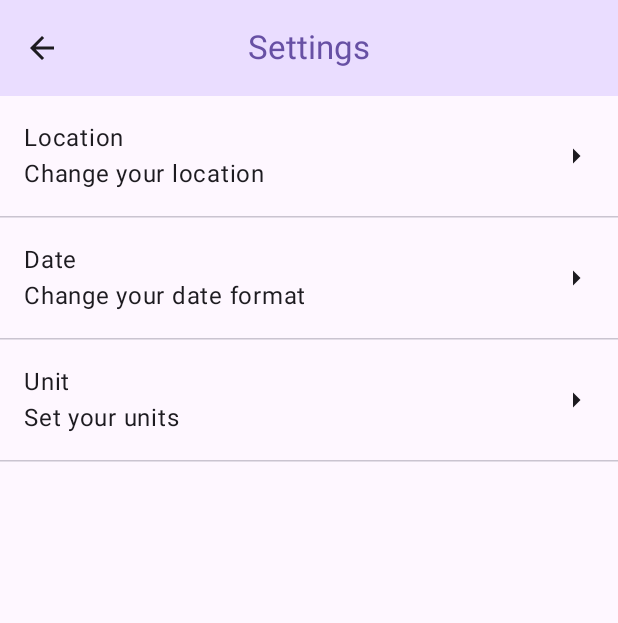
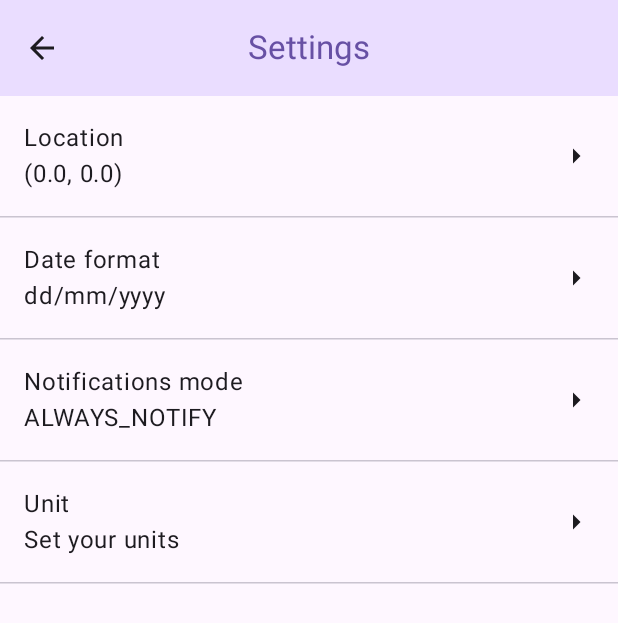
Before and after one commit to HavilMal/PlantCare, an Android app built with Jetpack Compose: the SettingsScreen screen opened through its navigation route, on a phone screen of 412 x 824 dp. Shown: the top 623 px of the screen. Run offline under Robolectric (Android 15) with nearby library versions, the phone set to English and light mode, and no system bars; our stand-ins replace Dagger/Hilt's generated code; libraries missing offline, so code that uses them is left out: androidx.hilt.lifecycle, org.osmdroid.views; 2 statements that could not run were skipped.

Commit message:
added settings viewmodel + selectable location

```diff
--- a/app/build.gradle.kts
+++ b/app/build.gradle.kts
@@ -76,6 +76,7 @@ dependencies {
     implementation(libs.androidx.room.runtime)
     implementation(libs.androidx.room.ktx)
     implementation(libs.androidx.room.compiler)
+    implementation(libs.androidx.preference.ktx)
     ksp(libs.androidx.room.compiler)
 
     implementation(libs.androidx.datastore.preferences)
@@ -96,4 +97,6 @@ dependencies {
     androidTestImplementation(libs.androidx.compose.ui.test.junit4)
     debugImplementation(libs.androidx.compose.ui.tooling)
     debugImplementation(libs.androidx.compose.ui.test.manifest)
+
+    implementation("org.osmdroid:osmdroid-android:6.1.20")
 }
--- a/app/src/main/java/com/plantCare/plantcare/App.kt
+++ b/app/src/main/java/com/plantCare/plantcare/App.kt
@@ -18,6 +18,7 @@ fun App(
 
     LaunchedEffect(Unit) {
         viewModel.seedDatabase()
+//        viewModel.appRepository.setDefaultSettings()
     }
 
     val navController = rememberNavController()
--- a/app/src/main/java/com/plantCare/plantcare/common/Navigation.kt
+++ b/app/src/main/java/com/plantCare/plantcare/common/Navigation.kt
@@ -1,6 +1,5 @@
 package com.plantCare.plantcare.common
 
-import android.util.Log
 import androidx.compose.material.icons.Icons
 import androidx.compose.material.icons.filled.DateRange
 import androidx.compose.material.icons.filled.Home
@@ -160,6 +159,44 @@ fun AppNavHost(
                 backStackEntry ->
                 PlantCameraCaptureScreen()
             }
+            composable(
+                route = Route.PLANT_EDIT.routeWithArgNames("mode").addQuery("plantId", "{plantId}").chainQuerry("noteId", "{noteId}"),
+                arguments = listOf(
+                    navArgument("mode") { type = NavType.EnumType(EditMode::class.java) },
+                    navArgument("plantId") {
+                        type = NavType.LongType
+                        defaultValue = -1L
+                    },
+                )
+            ) { PlantEditScreen() }
+            composable(
+                route = Route.NOTE_LIST.routeWithArgNames("plantId"),
+                arguments = listOf(
+                    navArgument("plantId") {
+                        type = NavType.LongType
+                    }
+                )
+            ) { NoteListScreen() }
+            composable(
+                route = Route.NOTE_EDIT.routeWithArgNames("mode", "plantId").addQuery("noteId", "{noteId}"),
+                arguments = listOf(
+                    navArgument("mode") {
+                        type = NavType.EnumType(EditMode::class.java)
+                    },
+                    navArgument("plantId") {
+                        type = NavType.LongType
+                        defaultValue = -1L
+                    },
+                    navArgument("noteId") {
+                        type = NavType.LongType
+                        defaultValue = -1L
+                    },
+                )
+            ) { NoteEditScreen() }
+            composable(Route.CAMERA.route) {
+                PlantCameraCaptureScreen()
+            }
+        }
 
             composable(
                 route = Route.DEVICE_GALLERY.routeWithArgNames("plantId"),
@@ -175,8 +212,6 @@ fun AppNavHost(
             }
         }
 
-        composable(Route.CALENDAR.route) { CalendarScreen() }
-        composable(Route.SEARCH.route) { SearchScreen() }
-    }
-
+//        composable(Route.CALENDAR.route) { CalendarScreen() }
+//        composable(Route.SEARCH.route) { SearchScreen() }
 }
--- a/app/src/main/java/com/plantCare/plantcare/ui/screens/plantScreen/PlantActionButton.kt
+++ b/app/src/main/java/com/plantCare/plantcare/ui/screens/plantScreen/PlantActionButton.kt
@@ -63,6 +63,7 @@ fun PlantActionButton(plantId: Long?) {
         val label: String,
         val route: String,
     )
+
     val items =
         listOf(
             MenuItem(
@@ -73,6 +74,7 @@ fun PlantActionButton(plantId: Long?) {
             MenuItem(Icons.Filled.People, "Photo", Route.CAMERA.routeWithArgs(plantId)),
             MenuItem(Icons.Filled.Contacts, "Image", Route.DEVICE_GALLERY.routeWithArgs(plantId))
         )
+
     var fabMenuExpanded by rememberSaveable { mutableStateOf(false) }
 
     BackHandler(fabMenuExpanded) { fabMenuExpanded = false }
--- a/app/src/main/java/com/plantCare/plantcare/ui/screens/settingsScreen/SettingsItem.kt
+++ b/app/src/main/java/com/plantCare/plantcare/ui/screens/settingsScreen/SettingsItem.kt
@@ -17,9 +17,9 @@ import androidx.compose.ui.Modifier
 import androidx.compose.ui.unit.dp
 
 @Composable
-fun SettingsItem(name: String, description: String) {
+fun SettingsItem(name: String, description: String, onClick: () -> Unit ) {
     Column(
-        modifier = Modifier.clickable {},
+        modifier = Modifier.clickable {onClick()},
     ) {
         Row(
             modifier = Modifier
--- a/app/src/main/java/com/plantCare/plantcare/ui/screens/settingsScreen/SettingsScreen.kt
+++ b/app/src/main/java/com/plantCare/plantcare/ui/screens/settingsScreen/SettingsScreen.kt
@@ -1,21 +1,135 @@
 package com.plantCare.plantcare.ui.screens.settingsScreen
 
+import android.app.Dialog
+import android.content.Context
+import android.util.Log
+import android.view.Gravity
+import android.view.MotionEvent
+import android.view.ViewGroup
+import android.widget.Button
+import android.widget.FrameLayout
+import android.widget.Toast
 import androidx.compose.foundation.lazy.LazyColumn
 import androidx.compose.runtime.Composable
+import androidx.compose.runtime.collectAsState
+import androidx.compose.runtime.getValue
+import androidx.compose.ui.platform.LocalContext
 import androidx.compose.ui.tooling.preview.Preview
+import androidx.hilt.lifecycle.viewmodel.compose.hiltViewModel
+import com.plantCare.plantcare.viewModel.SettingsViewModel
+import org.osmdroid.views.overlay.Marker
 
-@Preview
+
+fun map(context: Context, onLocationConfirmed: (lat: Double, lon: Double) -> Unit) {
+    val ctx = context.applicationContext
+    org.osmdroid.config.Configuration.getInstance()
+        .load(ctx, androidx.preference.PreferenceManager.getDefaultSharedPreferences(ctx))
+
+    val dialog = Dialog(context)
+
+    val mapView = org.osmdroid.views.MapView(context).apply {
+        setTileSource(org.osmdroid.tileprovider.tilesource.TileSourceFactory.MAPNIK)
+        setBuiltInZoomControls(true)
+        setMultiTouchControls(true)
+        isHorizontalMapRepetitionEnabled = false
+        isVerticalMapRepetitionEnabled = false
+    }
+
+    val mapController = mapView.controller
+    mapController.setZoom(2.0)
+    mapController.setCenter(org.osmdroid.util.GeoPoint(20.0, 0.0))
+
+    var currentMarker: org.osmdroid.views.overlay.Marker? = null
+    var selectedPoint: org.osmdroid.util.GeoPoint? = null
+
+    mapView.setOnTouchListener { _, event ->
+        if (event.action == android.view.MotionEvent.ACTION_UP) {
+            val geoPoint = mapView.projection.fromPixels(event.x.toInt(), event.y.toInt()) as org.osmdroid.util.GeoPoint
+
+            currentMarker?.let { mapView.overlays.remove(it) }
+
+            val marker = org.osmdroid.views.overlay.Marker(mapView).apply {
+                position = geoPoint
+                title = "Selected location"
+                setAnchor(
+                    org.osmdroid.views.overlay.Marker.ANCHOR_CENTER,
+                    org.osmdroid.views.overlay.Marker.ANCHOR_BOTTOM
+                )
+            }
+
+            mapView.overlays.add(marker)
+            mapView.invalidate()
+            currentMarker = marker
+            selectedPoint = geoPoint
+        }
+        false
+    }
+
+    val container = FrameLayout(context).apply {
+        addView(mapView, FrameLayout.LayoutParams(
+            ViewGroup.LayoutParams.MATCH_PARENT,
+            ViewGroup.LayoutParams.MATCH_PARENT
+        ))
+    }
+
+    val button = Button(context).apply {
+        text = "Confirm"
+        setOnClickListener {
+            selectedPoint?.let {
+                onLocationConfirmed(it.latitude, it.longitude)
+                dialog.dismiss()
+            } ?: run {
+                Toast.makeText(context, "Please select a location first", Toast.LENGTH_SHORT).show()
+            }
+        }
+    }
+
+    val buttonParams = FrameLayout.LayoutParams(
+        ViewGroup.LayoutParams.WRAP_CONTENT,
+        ViewGroup.LayoutParams.WRAP_CONTENT
+    ).apply {
+        gravity = Gravity.BOTTOM or Gravity.CENTER_HORIZONTAL
+        bottomMargin = 32
+    }
+
+    container.addView(button, buttonParams)
+
+    dialog.setContentView(container)
+    dialog.window?.setLayout(
+        ViewGroup.LayoutParams.MATCH_PARENT,
+        ViewGroup.LayoutParams.MATCH_PARENT
+    )
+    dialog.show()
+}
+
+
+
+
+
+
 @Composable
-fun SettingsScreen() {
+fun SettingsScreen(
+    viewModel: SettingsViewModel = hiltViewModel()
+) {
+    val uiState by viewModel.uiState.collectAsState()
+    val context = LocalContext.current
     data class Setting(
         val name: String,
         val description: String,
+        val onClick: () -> Unit
     )
 
     val settings = listOf(
-        Setting("Location", "Change your location"),
-        Setting("Date", "Change your date format"),
-        Setting("Unit", "Set your units"),
+        Setting("Location", uiState.location.toString()) {
+
+            map(context) { lat, lon ->
+                Log.d("lukas", "LAT = $lat, LON = $lon")
+                viewModel.setLocation(lat,lon)
+            }
+        },
+        Setting("Date format", uiState.dateFormat,{}),
+        Setting("Notifications mode", uiState.notificationMode.toString(),{}),
+        Setting("Unit", "Set your units",{}),
     )
 
 
@@ -25,7 +139,7 @@ fun SettingsScreen() {
         ) {
             settings.forEach { it  ->
                 item {
-                    SettingsItem(it.name, it.description)
+                    SettingsItem(it.name, it.description, it.onClick)
                 }
              }
         }
--- a/app/src/main/java/com/plantCare/plantcare/viewModel/PlantScreenViewModel.kt
+++ b/app/src/main/java/com/plantCare/plantcare/viewModel/PlantScreenViewModel.kt
@@ -47,6 +47,7 @@ class PlantScreenViewModel @Inject constructor(
 ) : ViewModel() {
     private val plantId: Long = checkNotNull(savedStateHandle.get<Long>("plantId"))
     private val stateFlow = MutableStateFlow(PlantScreenUiState())
+
     val uiState: StateFlow<PlantScreenUiState> = stateFlow
     private var plantImageObserver: FileObserver? = null
 
--- /dev/null
+++ b/app/src/main/java/com/plantCare/plantcare/viewModel/SettingsViewModel.kt
@@ -0,0 +1,57 @@
+package com.plantCare.plantcare.viewModel
+
+import androidx.lifecycle.SavedStateHandle
+import androidx.lifecycle.ViewModel
+import androidx.lifecycle.viewModelScope
+import com.plantCare.plantcare.database.AppSettingNotificationMode
+import com.plantCare.plantcare.database.NotesRepository
+import com.plantCare.plantcare.database.SettingsRepository
+import dagger.hilt.android.lifecycle.HiltViewModel
+import jakarta.inject.Inject
+import kotlinx.coroutines.flow.MutableStateFlow
+import kotlinx.coroutines.flow.StateFlow
+import kotlinx.coroutines.flow.update
+import kotlinx.coroutines.launch
+
+data class SettingsUIState(
+    val dateFormat: String = "unknown",
+    val location: Pair<Double, Double> = 0.0 to 0.0,
+    val notificationMode: AppSettingNotificationMode  = AppSettingNotificationMode.NEVER
+)
+@HiltViewModel
+class SettingsViewModel @Inject constructor(
+    val settingsRepository: SettingsRepository
+) : ViewModel() {
+    private val stateFlow = MutableStateFlow(SettingsUIState())
+
+    val uiState: StateFlow<SettingsUIState> = stateFlow
+
+    init {
+        viewModelScope.launch {
+            settingsRepository.location.collect { loc ->
+                stateFlow.update {
+                    it.copy(location = loc)
+                }
+            }
+        }
+        viewModelScope.launch {
+            settingsRepository.dateFormat.collect { d ->
+                stateFlow.update {
+                    it.copy(dateFormat = d)
+                }
+            }
+        }
+        viewModelScope.launch {
+            settingsRepository.notificationMode.collect { n ->
+                stateFlow.update {
+                    it.copy(notificationMode = n)
+                }
+            }
+        }
+    }
+    fun setLocation(lat: Double, lon: Double){
+        viewModelScope.launch {
+            settingsRepository.setLocation(lat, lon)
+        }
+    }
+}
--- /dev/null
+++ b/app/src/main/res/layout/activity_main.xml
@@ -0,0 +1,6 @@
+<?xml version="1.0" encoding="utf-8"?>
+<org.osmdroid.views.MapView
+    xmlns:android="http://schemas.android.com/apk/res/android"
+    android:id="@+id/mapView"
+    android:layout_width="match_parent"
+    android:layout_height="match_parent"/>
--- a/gradle.properties
+++ b/gradle.properties
@@ -21,3 +21,4 @@ kotlin.code.style=official
 # resources declared in the library itself and none from the library's dependencies,
 # thereby reducing the size of the R class for that library
 android.nonTransitiveRClass=true
+android.enableJetifier=true
--- a/gradle/libs.versions.toml
+++ b/gradle/libs.versions.toml
@@ -24,6 +24,7 @@ room = "2.8.3"
 ksp = "2.2.21-2.0.4"
 annotations = "23.0.0"
 hiltNavigationCompose = "1.3.0"
+preferenceKtx = "1.2.1"
 
 
 [libraries]
@@ -63,6 +64,7 @@ androidx-room-ktx = { group = "androidx.room", name = "room-ktx", version.ref =
 androidx-room-compiler = { group = "androidx.room", name = "room-compiler", version.ref = "room" }
 annotations = { group = "org.jetbrains", name = "annotations", version.ref = "annotations" }
 androidx-hilt-navigation-compose = { group = "androidx.hilt", name = "hilt-navigation-compose", version.ref = "hiltNavigationCompose" }
+androidx-preference-ktx = { group = "androidx.preference", name = "preference-ktx", version.ref = "preferenceKtx" }
 
 
 [plugins]
```
Also changed, not shown: app/src/main/AndroidManifest.xml (+7 -0 lines), app/src/main/java/com/plantCare/plantcare/database/AppConfig.kt (deleted, +0 -21 lines), app/src/main/java/com/plantCare/plantcare/database/AppSettings.kt (added, +72 -0 lines), app/src/main/java/com/plantCare/plantcare/database/DataRepository.kt (+13 -9 lines), app/src/main/java/com/plantCare/plantcare/di/RepositoryModule.kt (+12 -2 lines).
